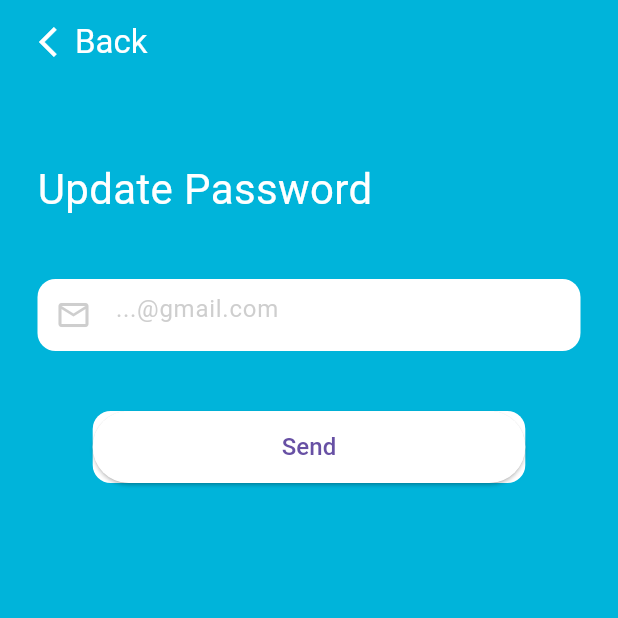
After one commit to mohamed17803/waterriderdemo, a Flutter app: the ForgetPasswordScreen screen opened by its route, on a phone screen of 412 x 824 dp, the top half of it. The commit adds this screen. Run offline on Flutter 3.47's test engine with Material 3 defaults, Android fonts, the phone set to English and light mode, and no system bars; our stand-ins replace cloud_firestore, firebase_auth, firebase_core, font_awesome_flutter, google_sign_in; accounts and stored records are empty; Roboto replaces fonts that are missing (Pacifico).

Commit message:
from work

```diff
--- a/lib/main.dart
+++ b/lib/main.dart
@@ -1,5 +1,6 @@
 import 'package:firebase_core/firebase_core.dart';
 import 'package:flutter/material.dart';
+import 'package:waterriderdemo/screens/forget_password.dart';
 import 'screens/home_screen.dart';
 import 'package:waterriderdemo/screens/signupverification_screen.dart';
 import 'screens/login_screen.dart';
@@ -34,6 +35,7 @@ class MyApp extends StatelessWidget {
         '/signup': (context) => const SignUpScreen(),
         '/signupVerification': (context) => const SignUpVerificationScreen(),
         '/home': (context) => const HomeScreen(),
+        '/forgetPassword': (context) => const ForgetPasswordScreen(),
       },
       onGenerateRoute: (settings) {
         if (settings.name == '/signup') {
--- /dev/null
+++ b/lib/screens/forget_password.dart
@@ -0,0 +1,110 @@
+import 'package:firebase_auth/firebase_auth.dart';
+import 'package:flutter/cupertino.dart';
+import 'package:flutter/material.dart';
+import 'package:flutter/widgets.dart';
+
+class ForgetPasswordScreen extends StatefulWidget {
+  const ForgetPasswordScreen({super.key});
+  @override
+  State<ForgetPasswordScreen> createState() => _ForgetPasswordScreenState();
+}
+
+class _ForgetPasswordScreenState extends State<ForgetPasswordScreen> {
+  TextEditingController emailController = TextEditingController();
+  @override
+  Widget build(BuildContext context) {
+    return Scaffold(
+      backgroundColor: const Color(0xFF00B4DA),
+      appBar:PreferredSize(
+        preferredSize: const Size.fromHeight(56),
+        child: AppBar(
+          automaticallyImplyLeading: false,
+          backgroundColor: Colors.transparent,
+          title: Padding(
+            padding:  EdgeInsets.symmetric(horizontal: 10),
+            child: InkWell(
+              onTap: ()=> Navigator.pop(context),
+              child: const Row(
+                children: [
+                  Icon(Icons.arrow_back_ios, color:  Colors.white,),
+                  Text(
+                    "Back",
+                    style: TextStyle(
+                      color: Colors.white
+                    ),
+                  )
+                ],
+              ),
+            ),
+          ),
+        ),
+      ),
+      body: Form(
+        child: SingleChildScrollView(
+          child: Padding(
+            padding: const EdgeInsets.symmetric(horizontal: 25),
+            child: Column(
+              mainAxisAlignment: MainAxisAlignment.start,
+              crossAxisAlignment: CrossAxisAlignment.start,
+              children: [
+                SizedBox(height: 50),
+                Text(
+                  "Update Password",
+                  style: TextStyle(
+                    color: Colors.white,
+                    fontSize: 28,
+                  ),
+                ),
+                SizedBox(height: 40),
+                Container(
+                  decoration: BoxDecoration(
+                    color: Colors.white,
+                    borderRadius: BorderRadius.circular(12),
+                  ),
+                  child: TextFormField(
+                    controller: emailController,
+                    decoration: InputDecoration(
+                      hintText: "...@gmail.com",
+                      hintStyle: TextStyle(
+                        color: Colors.grey.withOpacity(.5)
+                      ),
+                      prefixIcon: Icon(Icons.email_outlined, color: Colors.grey.withOpacity(.5),),
+                      border: InputBorder.none
+                    ),
+                  ),
+                ),
+                SizedBox(height: 40),
+                Align(
+                  alignment: Alignment.center,
+                  child: Container(
+                    width: MediaQuery.of(context).size.width * .7,
+                    height: 48,
+                    decoration: BoxDecoration(
+                      color: Colors.white,
+                      borderRadius: BorderRadius.circular(12)
+                    ),
+                    child: ElevatedButton(
+                      onPressed: () async {
+                        await FirebaseAuth.instance.sendPasswordResetEmail(email: emailController.text);
+                        if (context.mounted) {
+                          Navigator.pushReplacementNamed(context, '/login');
+                        }
+                      },
+                      style: ElevatedButton.styleFrom(
+                        backgroundColor: Colors.white,
+                      ),
+                      child: const Text('Send', style: TextStyle(
+                        fontSize: 16
+                      ),),
+                    ),
+                  ),
+                ),
+                SizedBox(height: 10),
+              ],
+            ),
+          ),
+        ),
+      )
+    );
+  }
+}
--- a/pubspec.yaml
+++ b/pubspec.yaml
@@ -42,6 +42,8 @@ dependencies:
   firebase_core: ^2.31.0
   firebase_auth: ^4.19.5
   cloud_firestore: ^4.17.5
+  intl: ^0.19.0
+  google_sign_in: ^6.2.1
 
 
 
```
Also changed, not shown: lib/screens/login_screen.dart (+37 -3 lines), lib/screens/profile_screen.dart (added, +247 -0 lines), lib/screens/signup_screen.dart (+41 -25 lines), pubspec.lock, 2 other files.
